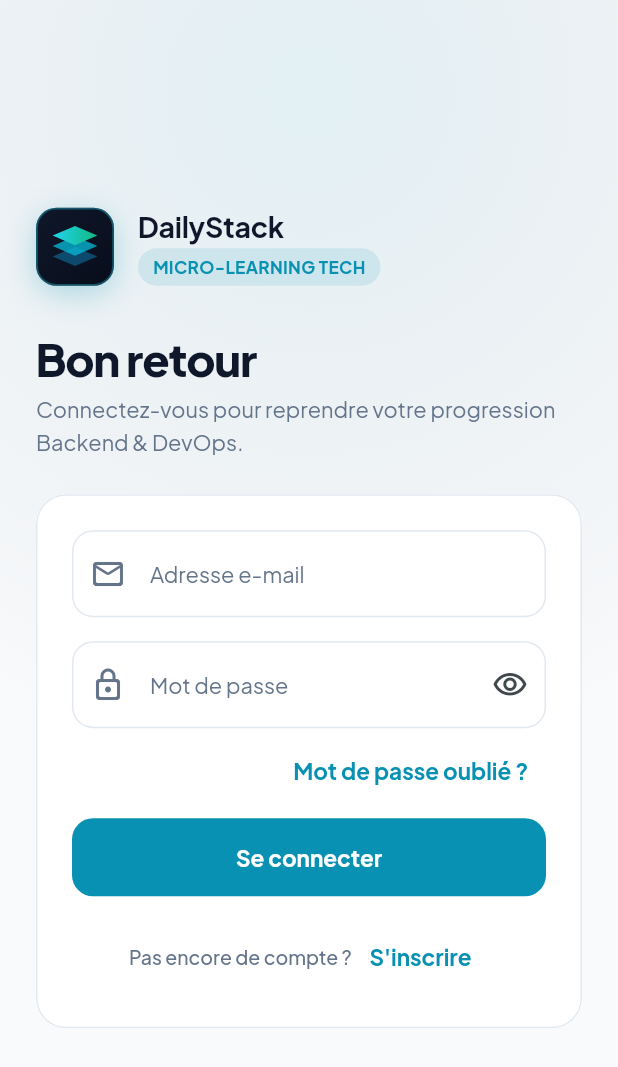
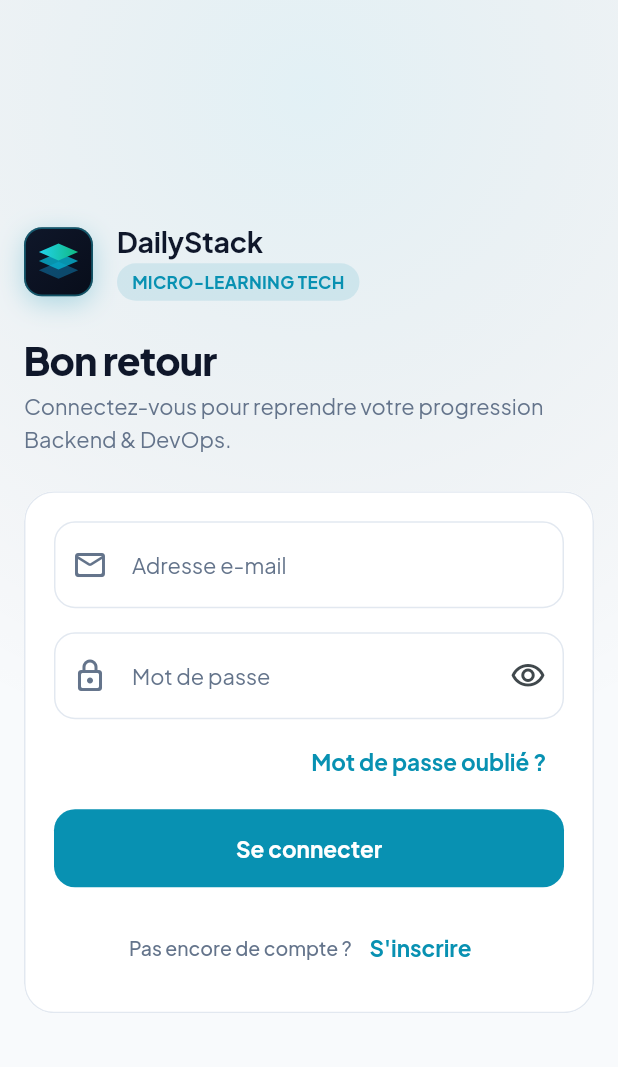
Before and after one commit to sekongo05/dailyStack_frontend, a Flutter app: the screen it shows after launch, on a phone screen of 412 x 824 dp. Shown: the top 1067 px of the screen. Run offline on Flutter 3.47's test engine with Material 3 defaults, Android fonts, the phone set to English and light mode, and no system bars; our stand-ins replace connectivity_plus, dio, flutter_markdown, flutter_riverpod, flutter_secure_storage, go_router and 2 more; accounts and stored records are empty.

Commit message:
fix(ui): polish mobile layout spacing, stat tiles, and compact navigation bar

```diff
--- a/dailystack/lib/core/theme/app_theme.dart
+++ b/dailystack/lib/core/theme/app_theme.dart
@@ -266,20 +266,21 @@ class AppTheme {
         backgroundColor: surface,
         surfaceTintColor: Colors.transparent,
         elevation: 0,
-        height: 68,
+        height: 64,
         indicatorColor: isDark ? AppColors.brand.withValues(alpha: 0.25) : AppColors.brandSoft,
         indicatorShape: RoundedRectangleBorder(borderRadius: BorderRadius.circular(AppRadius.md)),
         labelBehavior: NavigationDestinationLabelBehavior.alwaysShow,
         iconTheme: WidgetStateProperty.resolveWith((states) {
           final selected = states.contains(WidgetState.selected);
           return IconThemeData(
-            size: 24,
-            color: selected ? AppColors.brand : palette.textMuted,
+            size: 22,
+            color: selected ? (isDark ? AppColors.brandBright : AppColors.brand) : palette.textMuted,
           );
         }),
         labelTextStyle: WidgetStateProperty.resolveWith((states) {
           final selected = states.contains(WidgetState.selected);
           return textTheme.labelSmall?.copyWith(
+            fontSize: 11,
             fontWeight: selected ? FontWeight.w700 : FontWeight.w500,
             color: selected ? textPrimary : palette.textMuted,
           );
--- a/dailystack/lib/features/auth/widgets/auth_layout.dart
+++ b/dailystack/lib/features/auth/widgets/auth_layout.dart
@@ -22,6 +22,7 @@ class AuthLayout extends StatelessWidget {
   @override
   Widget build(BuildContext context) {
     final isDark = Theme.of(context).brightness == Brightness.dark;
+    final isCompact = MediaQuery.sizeOf(context).width < 480;
     final glowColor = isDark
         ? AppColors.brandBright.withValues(alpha: 0.14)
         : AppColors.brand.withValues(alpha: 0.09);
@@ -49,9 +50,10 @@ class AuthLayout extends StatelessWidget {
           SafeArea(
             child: Center(
               child: SingleChildScrollView(
-                padding: const EdgeInsets.symmetric(
-                  horizontal: AppSpacing.lg,
-                  vertical: AppSpacing.xl,
+                keyboardDismissBehavior: ScrollViewKeyboardDismissBehavior.onDrag,
+                padding: EdgeInsets.symmetric(
+                  horizontal: isCompact ? AppSpacing.md : AppSpacing.lg,
+                  vertical: isCompact ? AppSpacing.md : AppSpacing.xl,
                 ),
                 child: ConstrainedBox(
                   constraints: const BoxConstraints(maxWidth: 440),
@@ -60,9 +62,10 @@ class AuthLayout extends StatelessWidget {
                     children: [
                       Row(
                         children: [
-                          const AppLogo(size: 52),
+                          AppLogo(size: isCompact ? 46 : 52),
                           const SizedBox(width: AppSpacing.md),
-                          Column(
+                          Expanded(
+                            child: Column(
                               crossAxisAlignment: CrossAxisAlignment.start,
                               children: [
                                 Text('DailyStack', style: context.text.titleLarge),
@@ -73,10 +76,16 @@ class AuthLayout extends StatelessWidget {
                                 ),
                               ],
                             ),
+                          ),
                         ],
                       ),
-                      const SizedBox(height: AppSpacing.xl),
-                      Text(title, style: context.text.headlineLarge),
+                      SizedBox(height: isCompact ? AppSpacing.lg : AppSpacing.xl),
+                      Text(
+                        title,
+                        style: isCompact
+                            ? context.text.headlineMedium
+                            : context.text.headlineLarge,
+                      ),
                       const SizedBox(height: AppSpacing.xs),
                       Text(
                         subtitle,
@@ -86,7 +95,7 @@ class AuthLayout extends StatelessWidget {
                       ),
                       const SizedBox(height: AppSpacing.lg),
                       SurfaceCard(
-                        padding: const EdgeInsets.all(AppSpacing.lg),
+                        padding: EdgeInsets.all(isCompact ? AppSpacing.md + 4 : AppSpacing.lg),
                         child: Column(
                           crossAxisAlignment: CrossAxisAlignment.stretch,
                           children: children,
```
Also changed, not shown: dailystack/lib/core/widgets/ui.dart (+16 -6 lines), dailystack/lib/features/home/screens/home_screen.dart (+6 -4 lines). Lines whose indentation alone changed are shown as unchanged.
